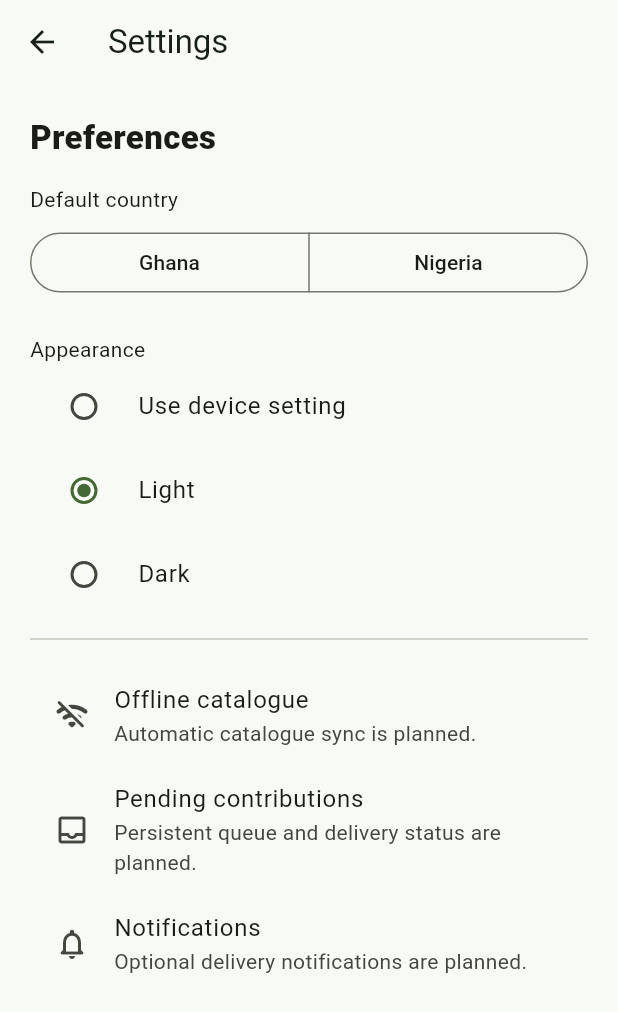
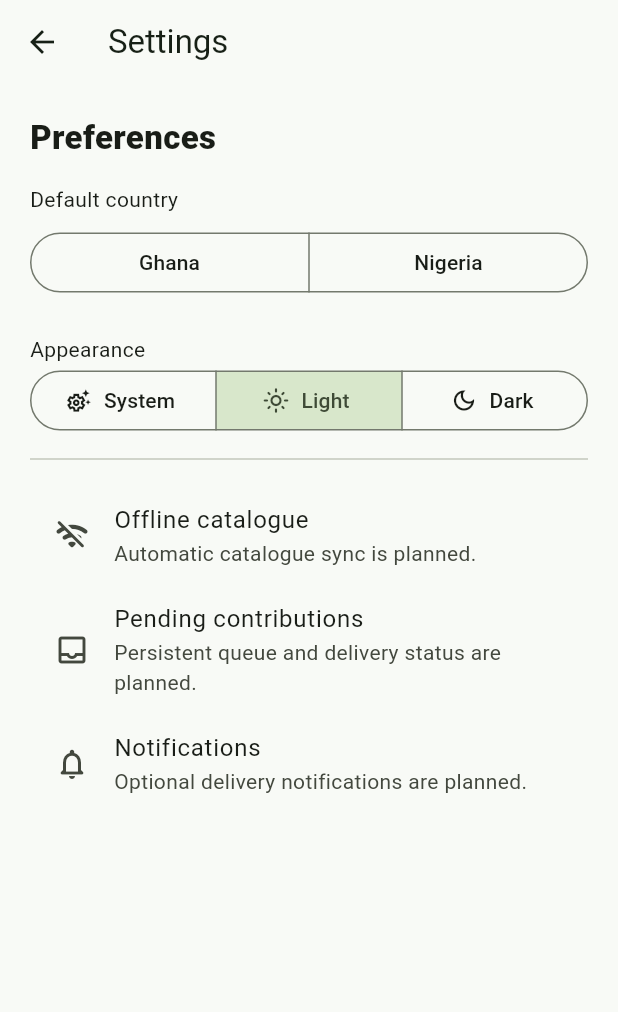
Before and after one commit to mystrdan/Alaa, a Flutter app: the SettingsPage screen opened directly with empty values, on a phone screen of 412 x 824 dp. Shown: the top 1012 px of the screen. Run offline on Flutter 3.47's test engine with Material 3 defaults, Android fonts, the light colour scheme and no system bars; our stand-ins replace shared_preferences; accounts and stored records are empty.

Commit message:
fix: resolve Flutter analyzer deprecation warnings

```diff
--- a/lib/main.dart
+++ b/lib/main.dart
@@ -142,7 +142,7 @@ class _AlaaShellState extends State<AlaaShell> {
               const SizedBox(height: 18),
               const Text('What do you need to do?', style: TextStyle(fontSize: 27, height: 1.12, fontWeight: FontWeight.w800, color: _ink)),
               const SizedBox(height: 8),
-              Text('Find a code. Understand it. Get connected.', style: TextStyle(fontSize: 14, color: _ink.withOpacity(.75))),
+              Text('Find a code. Understand it. Get connected.', style: TextStyle(fontSize: 14, color: _ink.withValues(alpha: .75))),
               const SizedBox(height: 20),
               TextField(onChanged: (value) => setState(() => _query = value), decoration: const InputDecoration(hintText: 'Search “buy data” or “check balance”', prefixIcon: Icon(Icons.search_rounded), fillColor: Colors.white)),
             ]),
@@ -328,9 +328,16 @@ class SettingsPage extends StatelessWidget {
         SegmentedButton<String>(segments: const [ButtonSegment(value: 'GH', label: Text('Ghana')), ButtonSegment(value: 'NG', label: Text('Nigeria'))], selected: {country}, onSelectionChanged: (value) => onCountryChanged(value.first), showSelectedIcon: false),
         const SizedBox(height: 24),
         const Text('Appearance'),
-        RadioListTile<ThemeMode>(value: ThemeMode.system, groupValue: themeMode, title: const Text('Use device setting'), onChanged: (value) { if (value != null) onThemeChanged(value); }),
-        RadioListTile<ThemeMode>(value: ThemeMode.light, groupValue: themeMode, title: const Text('Light'), onChanged: (value) { if (value != null) onThemeChanged(value); }),
-        RadioListTile<ThemeMode>(value: ThemeMode.dark, groupValue: themeMode, title: const Text('Dark'), onChanged: (value) { if (value != null) onThemeChanged(value); }),
+        SegmentedButton<ThemeMode>(
+          segments: const [
+            ButtonSegment(value: ThemeMode.system, label: Text('System'), icon: Icon(Icons.settings_suggest_outlined)),
+            ButtonSegment(value: ThemeMode.light, label: Text('Light'), icon: Icon(Icons.light_mode_outlined)),
+            ButtonSegment(value: ThemeMode.dark, label: Text('Dark'), icon: Icon(Icons.dark_mode_outlined)),
+          ],
+          selected: {themeMode},
+          onSelectionChanged: (value) => onThemeChanged(value.first),
+          showSelectedIcon: false,
+        ),
         const Divider(height: 30),
         const ListTile(leading: Icon(Icons.wifi_off_rounded), title: Text('Offline catalogue'), subtitle: Text('Automatic catalogue sync is planned.')),
         const ListTile(leading: Icon(Icons.inbox_outlined), title: Text('Pending contributions'), subtitle: Text('Persistent queue and delivery status are planned.')),
```
